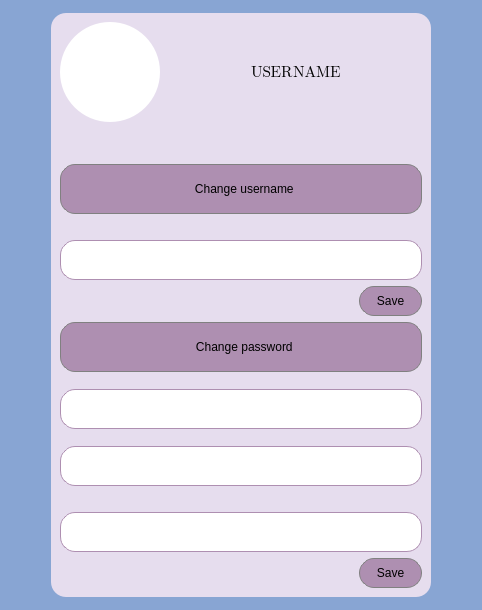
Before: the Qt Designer form messenger/profilewindow.ui in ita-social-projects/HTTP_Messenger_Client, drawn with Qt 5.
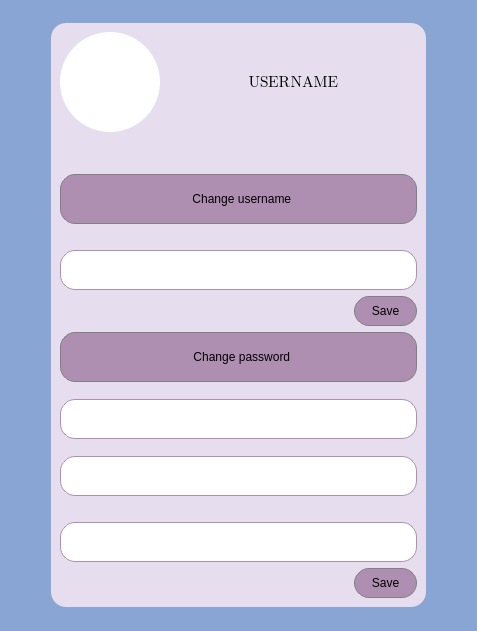
After: the same form once the commit is applied. Icons and pictures are not drawn.

```diff
--- a/messenger/profilewindow.ui
+++ b/messenger/profilewindow.ui
@@ -6,8 +6,8 @@
    <rect>
     <x>0</x>
     <y>0</y>
-    <width>482</width>
-    <height>610</height>
+    <width>477</width>
+    <height>631</height>
    </rect>
   </property>
   <property name="sizePolicy">
```
Left out of the diff: 160 changed lines with no effect on the pictures.
